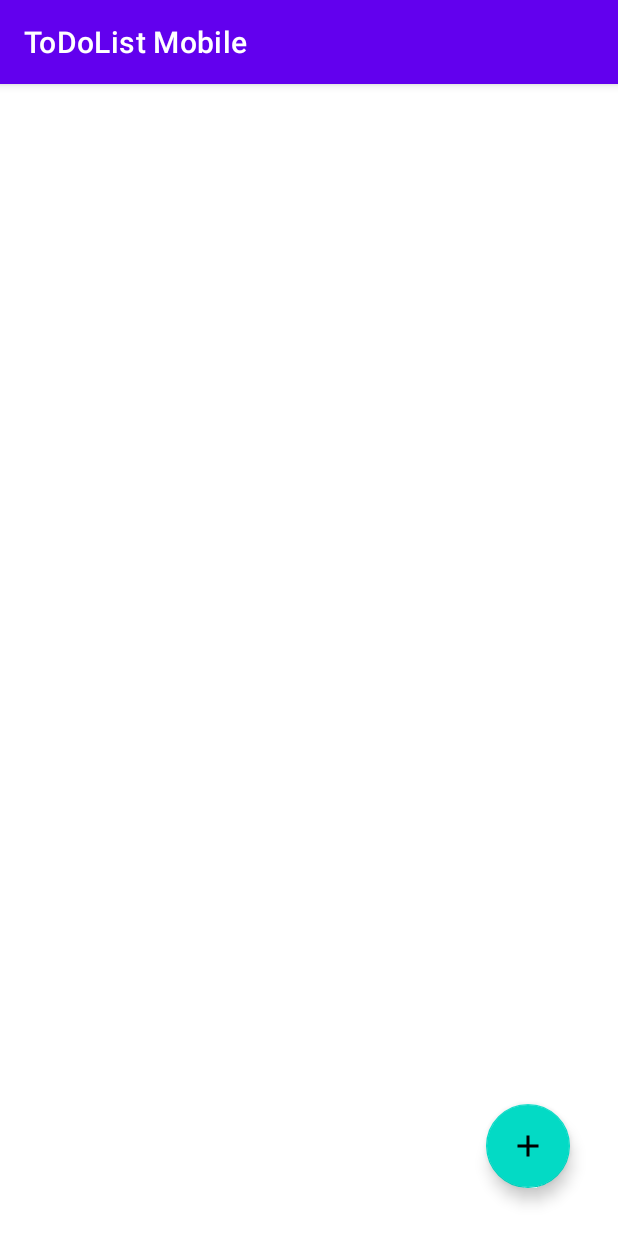
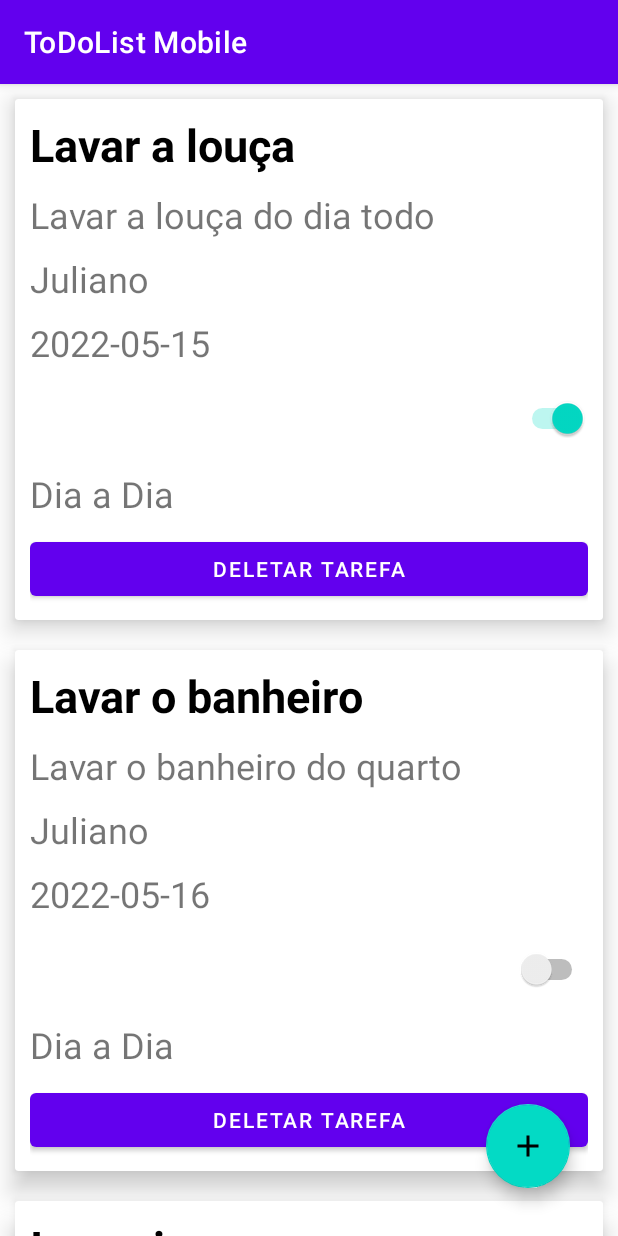
Before and after one commit to julianoBeerg/Exercicios-Android-TM4, an Android app: the fragment ListFragment shown on its own in the app's theme, on a phone screen of 412 x 824 dp. Run offline under Robolectric (Android 15) with nearby library versions, the phone set to English and light mode, and no system bars.

Commit message:
Projeto ToDo -  Recycler View

```diff
--- a/ToDoListMobile/app/build.gradle
+++ b/ToDoListMobile/app/build.gradle
@@ -15,6 +15,10 @@ android {
         versionName "1.0"
 
         testInstrumentationRunner "androidx.test.runner.AndroidJUnitRunner"
+    }
+
+    viewBinding{
+        enabled = true
     }
 
     buildTypes {
--- a/ToDoListMobile/app/src/main/java/com/generation/todolistmobile/FormFragment.kt
+++ b/ToDoListMobile/app/src/main/java/com/generation/todolistmobile/FormFragment.kt
@@ -7,24 +7,26 @@ import android.view.View
 import android.view.ViewGroup
 import android.widget.Button
 import androidx.navigation.fragment.findNavController
+import com.generation.todolistmobile.databinding.FragmentFormBinding
+import com.generation.todolistmobile.databinding.FragmentListBinding
 
 class FormFragment : Fragment() {
+
+    private  lateinit var binding: FragmentFormBinding
 
     override fun onCreateView(
         inflater: LayoutInflater, container: ViewGroup?,
         savedInstanceState: Bundle?
     ): View? {
         // Inflate the layout for this fragment
+        binding = FragmentFormBinding.inflate(layoutInflater, container, false)
 
-        val view = inflater.inflate(R.layout.fragment_form, container, false)
 
-        val buttonSalvar = view.findViewById<Button>(R.id.buttonSalvar)
-
-        buttonSalvar.setOnClickListener {
+        binding.buttonSalvar.setOnClickListener {
             findNavController().navigate(R.id.action_formFragment_to_listFragment)
         }
 
-        return view
+        return binding.root
     }
 
 
--- a/ToDoListMobile/app/src/main/java/com/generation/todolistmobile/ListFragment.kt
+++ b/ToDoListMobile/app/src/main/java/com/generation/todolistmobile/ListFragment.kt
@@ -7,10 +7,16 @@ import android.view.View
 import android.view.ViewGroup
 import android.widget.Button
 import androidx.navigation.fragment.findNavController
+import androidx.recyclerview.widget.LinearLayoutManager
+import com.generation.todolistmobile.adapter.TarefaAdapter
+import com.generation.todolistmobile.databinding.FragmentListBinding
+import com.generation.todolistmobile.model.Tarefa
 import com.google.android.material.floatingactionbutton.FloatingActionButton
 
 
 class ListFragment : Fragment() {
+
+    private lateinit var binding: FragmentListBinding
 
     override fun onCreateView(
         inflater: LayoutInflater, container: ViewGroup?,
@@ -18,14 +24,50 @@ class ListFragment : Fragment() {
     ): View? {
         // Inflate the layout for this fragment
 
-        val view = inflater.inflate(R.layout.fragment_list, container, false)
-        val floatingAdd = view.findViewById<FloatingActionButton>(R.id.floatingAdd)
+        binding = FragmentListBinding.inflate(layoutInflater, container, false)
 
-        floatingAdd.setOnClickListener{
+        val listTarefas = listOf(
+            Tarefa(
+                "Lavar a louça",
+                "Lavar a louça do dia todo",
+                "Juliano",
+                "2022-05-15",
+                true,
+                "Dia a Dia"
+
+            ),
+            Tarefa(
+                "Lavar o banheiro",
+                "Lavar o banheiro do quarto",
+                "Juliano",
+                "2022-05-16",
+                false,
+                "Dia a Dia"
+
+            ),
+            Tarefa(
+                "Ir ao cinema",
+                "Assistir um filme",
+                "Juliano",
+                "2022-05-17",
+                false,
+                "Lazer"
+
+            )
+        )
+
+        val adapter = TarefaAdapter()
+        binding.recyclerTarefa.layoutManager = LinearLayoutManager(context)
+        binding.recyclerTarefa.adapter = adapter
+        binding.recyclerTarefa.setHasFixedSize(true)
+
+        adapter.setList(listTarefas)
+
+        binding.floatingAdd.setOnClickListener{
             findNavController().navigate(R.id.action_listFragment_to_formFragment)
         }
 
-        return view
+        return binding.root
     }
 
 }
--- /dev/null
+++ b/ToDoListMobile/app/src/main/java/com/generation/todolistmobile/adapter/TarefaAdapter.kt
@@ -0,0 +1,41 @@
+package com.generation.todolistmobile.adapter
+
+import android.view.LayoutInflater
+import android.view.ViewGroup
+import androidx.recyclerview.widget.RecyclerView
+import com.generation.todolistmobile.databinding.CardLayoutBinding
+import com.generation.todolistmobile.model.Tarefa
+
+class TarefaAdapter : RecyclerView.Adapter<TarefaAdapter.TarefaViewHolder>() {
+
+    private var listTarefa = emptyList<Tarefa>()
+
+    class TarefaViewHolder(val binding: CardLayoutBinding): RecyclerView.ViewHolder(binding.root)
+
+    override fun onCreateViewHolder(parent: ViewGroup, viewType: Int): TarefaViewHolder {
+        return TarefaViewHolder(CardLayoutBinding.inflate(
+            LayoutInflater.from(parent.context), parent, false
+        ))
+    }
+
+    override fun onBindViewHolder(holder: TarefaViewHolder, position: Int) {
+        val tarefa = listTarefa[position]
+
+        holder.binding.textNome.text = tarefa.nome
+        holder.binding.textDescricao.text = tarefa.descricao
+        holder.binding.textResponsavel.text = tarefa.responsavel
+        holder.binding.textData.text = tarefa.data
+        holder.binding.switchAtivo.isChecked = tarefa.status
+        holder.binding.textCategoria.text = tarefa.categoria
+    }
+
+    override fun getItemCount(): Int {
+        return  listTarefa.size
+    }
+
+    fun setList(list: List<Tarefa>){
+        listTarefa = list
+        notifyDataSetChanged()
+    }
+
+}
--- /dev/null
+++ b/ToDoListMobile/app/src/main/java/com/generation/todolistmobile/model/Tarefa.kt
@@ -0,0 +1,11 @@
+package com.generation.todolistmobile.model
+
+data class Tarefa (
+    var nome: String,
+    var descricao: String,
+    var responsavel: String,
+    var data: String,
+    var status: Boolean,
+    var categoria: String
+        ) {
+}
--- /dev/null
+++ b/ToDoListMobile/app/src/main/res/layout/card_layout.xml
@@ -0,0 +1,73 @@
+<?xml version="1.0" encoding="utf-8"?>
+<androidx.cardview.widget.CardView xmlns:android="http://schemas.android.com/apk/res/android"
+    xmlns:app="http://schemas.android.com/apk/res-auto"
+    xmlns:tools="http://schemas.android.com/tools"
+    android:layout_width="match_parent"
+    android:layout_height="wrap_content"
+    android:layout_margin="10dp"
+    app:cardElevation="10dp">
+
+    <LinearLayout
+        android:layout_width="match_parent"
+        android:layout_height="wrap_content"
+        android:orientation="vertical"
+        android:padding="10dp">
+
+        <TextView
+            android:id="@+id/textNome"
+            android:layout_width="match_parent"
+            android:layout_height="wrap_content"
+            android:layout_marginBottom="10dp"
+            android:textColor="@color/black"
+            android:textSize="30sp"
+            android:textStyle="bold"
+            tools:text="Nome da Tarefa" />
+
+        <TextView
+            android:id="@+id/textDescricao"
+            android:layout_width="match_parent"
+            android:layout_height="wrap_content"
+            android:layout_marginBottom="10dp"
+            android:textSize="24sp"
+            tools:text="Descrição" />
+
+        <TextView
+            android:id="@+id/textResponsavel"
+            android:layout_width="match_parent"
+            android:layout_height="wrap_content"
+            android:layout_marginBottom="10dp"
+            android:textSize="24sp"
+            tools:text="Responsável" />
+
+        <TextView
+            android:id="@+id/textData"
+            android:layout_width="match_parent"
+            android:layout_height="wrap_content"
+            android:layout_marginBottom="10dp"
+            android:textSize="24sp"
+            tools:text="Data" />
+
+        <Switch
+            android:id="@+id/switchAtivo"
+            android:layout_width="match_parent"
+            android:layout_height="wrap_content"
+            android:layout_marginBottom="10dp"
+            android:minHeight="48dp"
+            android:textSize="24sp"
+            tools:text="Em andamento" />
+
+        <TextView
+            android:id="@+id/textCategoria"
+            android:layout_width="match_parent"
+            android:layout_height="wrap_content"
+            android:layout_marginBottom="10dp"
+            android:textSize="24sp"
+            tools:text="Categoria" />
+
+        <Button
+            android:id="@+id/buttonDeletar"
+            android:layout_width="match_parent"
+            android:layout_height="wrap_content"
+            android:text="Deletar Tarefa" />
+    </LinearLayout>
+</androidx.cardview.widget.CardView>
```
